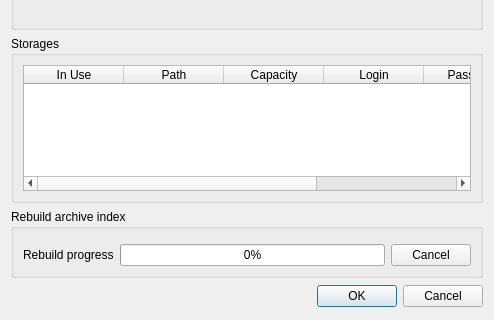
Before: the Qt Designer form client/src/ui/dialogs/server_settings_dialog.ui in networkoptix/nx_open, drawn with Qt 5; both pictures show x 0 to 494 and y 175 to 495 of the 494 by 495 pixel window.
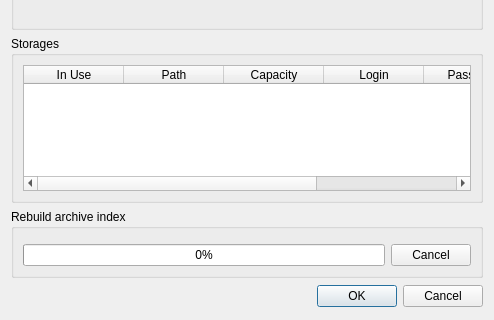
After: the same form once the commit is applied. The open tabs and pages were chosen to show the change. Custom widgets are drawn as their Qt base class.

Commit message:
(Bug #5375): Do not show rebuilding process after Server's start
<==== Mercurial data ====>
Branch: release_2.3.1_review

```diff
--- a/client/src/ui/dialogs/server_settings_dialog.ui
+++ b/client/src/ui/dialogs/server_settings_dialog.ui
@@ -301,16 +301,6 @@
           </item>
           <item>
            <layout class="QHBoxLayout" name="horizontalLayout_7">
-            <item>
-             <widget class="QLabel" name="rebuildLabel">
-              <property name="enabled">
-               <bool>true</bool>
-              </property>
-              <property name="text">
-               <string>Rebuild progress</string>
-              </property>
-             </widget>
-            </item>
             <item>
              <widget class="QProgressBar" name="rebuildProgressBar">
               <property name="enabled">
```
